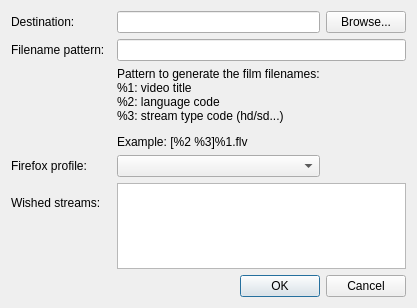
Old version of the form preferencedialog.ui in the repository Tofee/artefetcher.
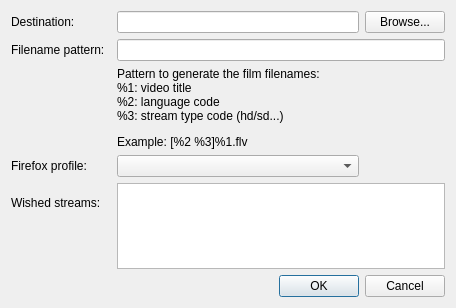
New version of the form.

Diff of the .ui file:
```diff
--- a/preferencedialog.ui
+++ b/preferencedialog.ui
@@ -6,7 +6,7 @@
    <rect>
     <x>0</x>
     <y>0</y>
-    <width>357</width>
+    <width>456</width>
     <height>308</height>
    </rect>
   </property>
```
Left out of the diff: 2 changed lines with no effect on the pictures.
